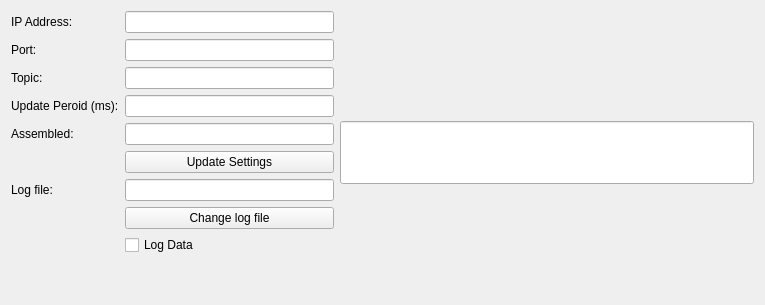
Old version of the form streamlogger/ui/ZMQSubscriber.ui in the repository shreyaspotnis/streamlogger.
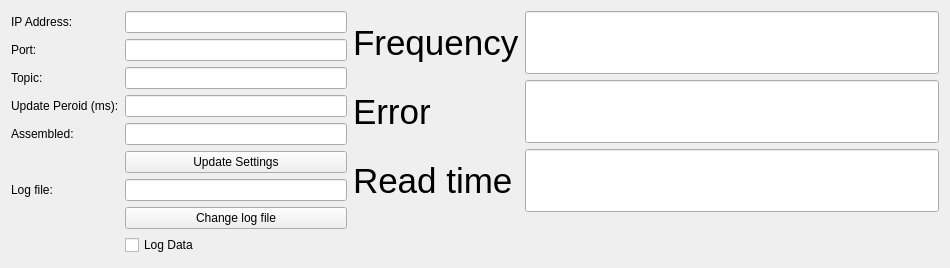
New version of the form.

Commit message: Added display for error messages

```diff
--- a/streamlogger/ui/ZMQSubscriber.ui
+++ b/streamlogger/ui/ZMQSubscriber.ui
@@ -6,15 +6,15 @@
    <rect>
     <x>0</x>
     <y>0</y>
-    <width>765</width>
-    <height>305</height>
+    <width>950</width>
+    <height>268</height>
    </rect>
   </property>
   <property name="windowTitle">
    <string>Form</string>
   </property>
-  <layout class="QHBoxLayout" name="horizontalLayout">
-   <item>
+  <layout class="QGridLayout" name="gridLayout">
+   <item row="0" column="0" rowspan="4">
     <layout class="QFormLayout" name="formLayout">
      <item row="0" column="0">
       <widget class="QLabel" name="labelIP">
@@ -107,7 +107,7 @@
      </item>
     </layout>
    </item>
-   <item>
+   <item row="0" column="2">
     <widget class="QLineEdit" name="lineEditDisp">
      <property name="font">
       <font>
@@ -116,6 +116,66 @@
      </property>
     </widget>
    </item>
+   <item row="1" column="2">
+    <widget class="QLineEdit" name="lineEditError">
+     <property name="font">
+      <font>
+       <pointsize>36</pointsize>
+      </font>
+     </property>
+     <property name="readOnly">
+      <bool>true</bool>
+     </property>
+    </widget>
+   </item>
+   <item row="2" column="2">
+    <widget class="QLineEdit" name="lineEditReadTime">
+     <property name="font">
+      <font>
+       <pointsize>36</pointsize>
+      </font>
+     </property>
+     <property name="readOnly">
+      <bool>true</bool>
+     </property>
+    </widget>
+   </item>
+   <item row="0" column="1">
+    <widget class="QLabel" name="label">
+     <property name="font">
+      <font>
+       <pointsize>26</pointsize>
+      </font>
+     </property>
+     <property name="text">
+      <string>Frequency</string>
+     </property>
+    </widget>
+   </item>
+   <item row="1" column="1">
+    <widget class="QLabel" name="label_2">
+     <property name="font">
+      <font>
+       <pointsize>26</pointsize>
+      </font>
+     </property>
+     <property name="text">
+      <string>Error</string>
+     </property>
+    </widget>
+   </item>
+   <item row="2" column="1">
+    <widget class="QLabel" name="label_3">
+     <property name="font">
+      <font>
+       <pointsize>26</pointsize>
+      </font>
+     </property>
+     <property name="text">
+      <string>Read time</string>
+     </property>
+    </widget>
+   </item>
   </layout>
  </widget>
  <resources/>
```
The commit also changes 4 other files.
